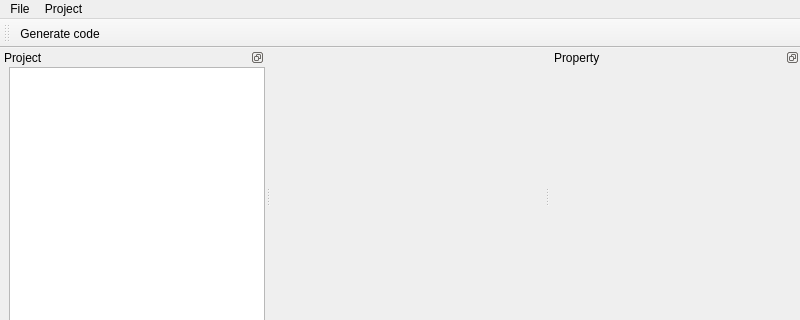
csplink/csp, file apps/dev/views/mainwindow_view.ui: the form before one commit; both pictures show x 0 to 800 and y 0 to 320 of the 800 by 600 pixel window.
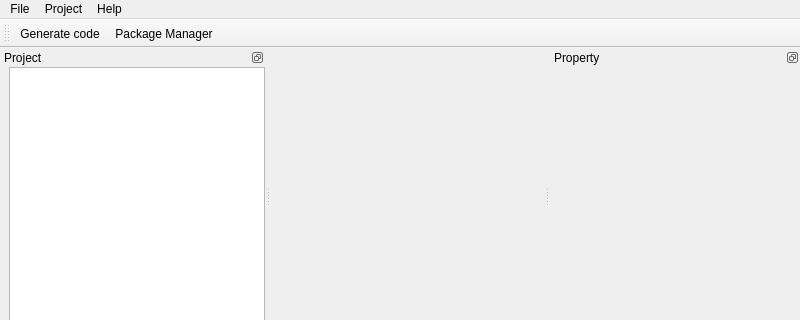
The form after the commit. Icons and pictures are not drawn. Custom widgets are drawn as their Qt base class.

Patch:
```diff
--- a/apps/dev/views/mainwindow_view.ui
+++ b/apps/dev/views/mainwindow_view.ui
@@ -81,9 +81,16 @@
      <string>Project</string>
     </property>
     <addaction name="action_generate"/>
+    <addaction name="action_package_manager"/>
+   </widget>
+   <widget class="QMenu" name="menuHelp">
+    <property name="title">
+     <string>Help</string>
+    </property>
    </widget>
    <addaction name="menu"/>
    <addaction name="menuProject"/>
+   <addaction name="menuHelp"/>
   </widget>
   <widget class="QStatusBar" name="statusbar"/>
   <widget class="QDockWidget" name="dockwidget_left">
@@ -240,6 +247,7 @@
     <bool>false</bool>
    </attribute>
    <addaction name="action_generate"/>
+   <addaction name="action_package_manager"/>
   </widget>
   <action name="action_load">
    <property name="text">
@@ -291,6 +299,15 @@
     <string>Generate code</string>
    </property>
   </action>
+  <action name="action_package_manager">
+   <property name="icon">
+    <iconset resource="../resources/resources.qrc">
+     <normaloff>:/icon/dropbox-line.svg</normaloff>:/icon/dropbox-line.svg</iconset>
+   </property>
+   <property name="text">
+    <string>Package Manager</string>
+   </property>
+  </action>
  </widget>
  <customwidgets>
   <customwidget>
```
Left out of the diff: 5 changed lines with no effect on the pictures.
